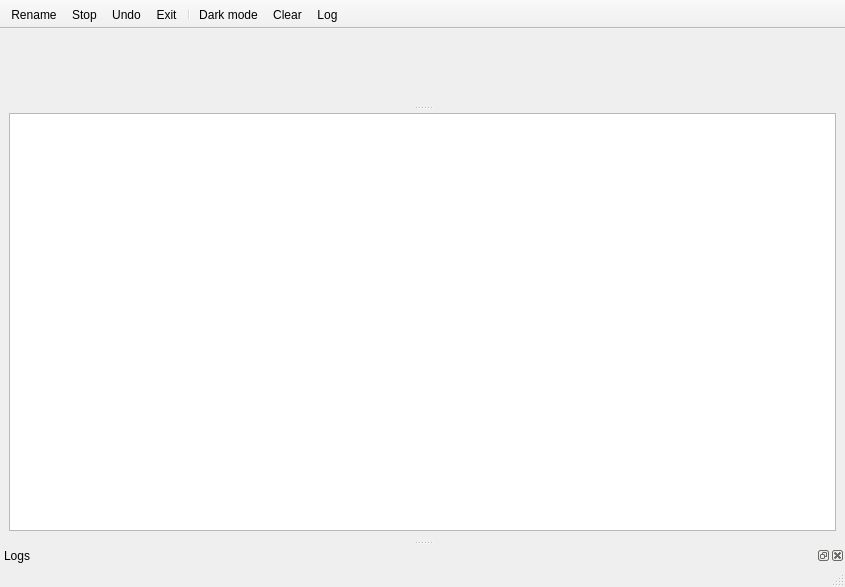
Above: mainwindow.ui from Takashi-Inoue/FileRenamer before the change. Below: the same form after it.
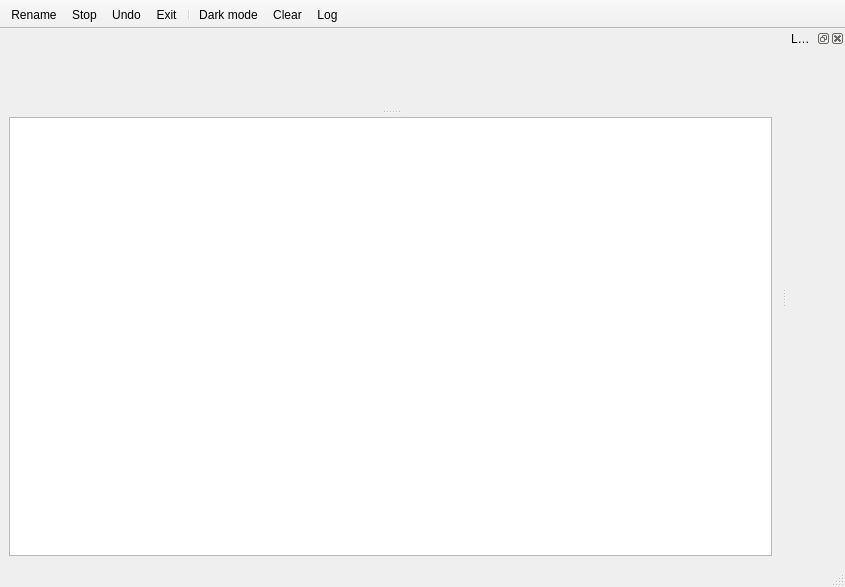
That is the form after the change. Icons and pictures are not drawn. Custom widgets are drawn as their Qt base class.

Patch:
```diff
--- a/mainwindow.ui
+++ b/mainwindow.ui
@@ -136,7 +136,7 @@
     <string>Logs</string>
    </property>
    <attribute name="dockWidgetArea">
-    <number>8</number>
+    <number>2</number>
    </attribute>
    <widget class="WidgetApplicationLogs" name="dockWidgetContents"/>
   </widget>
```
